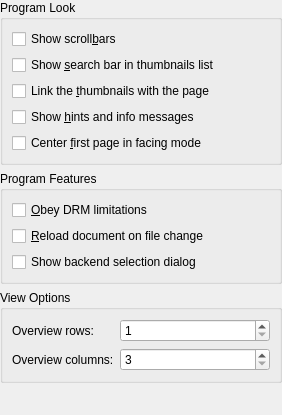
Before: the Qt Designer form conf/dlggeneralbase.ui in KDE/okular, drawn with Qt 5.
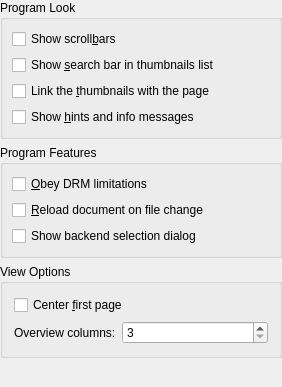
After: the same form once the commit is applied. Icons and pictures are not drawn.

Commit message: Small reordering into the General preferences tab: - move the Center first page in row from the Features to the View options group, and state that it works not only in facing mode - remove the Overview rows, never working

```diff
--- a/conf/dlggeneralbase.ui
+++ b/conf/dlggeneralbase.ui
@@ -6,7 +6,7 @@
     <x>0</x>
     <y>0</y>
     <width>282</width>
-    <height>415</height>
+    <height>387</height>
    </rect>
   </property>
   <property name="windowTitle" >
@@ -16,8 +16,14 @@
    <property name="margin" >
     <number>0</number>
    </property>
-   <property name="spacing" >
-    <number>6</number>
+   <property name="topMargin" >
+    <number>0</number>
+   </property>
+   <property name="rightMargin" >
+    <number>0</number>
+   </property>
+   <property name="bottomMargin" >
+    <number>0</number>
    </property>
    <item>
     <widget class="QGroupBox" name="groupBox" >
@@ -73,13 +79,6 @@
           </property>
          </widget>
         </item>
-        <item>
-         <widget class="QCheckBox" name="kcfg_CenterFirstPageInRow" >
-          <property name="text" >
-           <string>Center &amp;first page in facing mode</string>
-          </property>
-         </widget>
-        </item>
        </layout>
       </item>
       <item>
@@ -93,9 +92,7 @@
         <item>
          <widget class="QLabel" name="pixmapLabel1_2" >
           <property name="sizePolicy" >
-           <sizepolicy>
-            <hsizetype>0</hsizetype>
-            <vsizetype>0</vsizetype>
+           <sizepolicy vsizetype="Fixed" hsizetype="Fixed" >
             <horstretch>0</horstretch>
             <verstretch>0</verstretch>
            </sizepolicy>
@@ -183,9 +180,7 @@
         <item>
          <widget class="QLabel" name="pixmapLabel1_2_2" >
           <property name="sizePolicy" >
-           <sizepolicy>
-            <hsizetype>0</hsizetype>
-            <vsizetype>0</vsizetype>
+           <sizepolicy vsizetype="Fixed" hsizetype="Fixed" >
             <horstretch>0</horstretch>
             <verstretch>0</verstretch>
            </sizepolicy>
@@ -222,26 +217,19 @@
       <string>View Options</string>
      </property>
      <layout class="QVBoxLayout" >
-      <property name="margin" >
-       <number>9</number>
-      </property>
-      <property name="spacing" >
-       <number>6</number>
-      </property>
       <item>
-       <layout class="QGridLayout" >
-        <property name="margin" >
-         <number>0</number>
+       <widget class="QCheckBox" name="kcfg_CenterFirstPageInRow" >
+        <property name="text" >
+         <string>Center &amp;first page</string>
         </property>
-        <property name="spacing" >
-         <number>6</number>
-        </property>
-        <item row="1" column="0" >
+       </widget>
+      </item>
+      <item>
+       <layout class="QHBoxLayout" >
+        <item>
          <widget class="QLabel" name="columnLabel" >
           <property name="sizePolicy" >
-           <sizepolicy>
-            <hsizetype>4</hsizetype>
-            <vsizetype>5</vsizetype>
+           <sizepolicy vsizetype="Preferred" hsizetype="Maximum" >
             <horstretch>0</horstretch>
             <verstretch>0</verstretch>
            </sizepolicy>
@@ -251,22 +239,7 @@
           </property>
          </widget>
         </item>
-        <item row="0" column="0" >
-         <widget class="QLabel" name="rowLabel" >
-          <property name="sizePolicy" >
-           <sizepolicy>
-            <hsizetype>4</hsizetype>
-            <vsizetype>5</vsizetype>
-            <horstretch>0</horstretch>
-            <verstretch>0</verstretch>
-           </sizepolicy>
-          </property>
-          <property name="text" >
-           <string>Overview rows:</string>
-          </property>
-         </widget>
-        </item>
-        <item row="1" column="1" >
+        <item>
          <widget class="QSpinBox" name="kcfg_ViewColumns" >
           <property name="maximum" >
            <number>10</number>
@@ -274,15 +247,8 @@
           <property name="minimum" >
            <number>3</number>
           </property>
-         </widget>
-        </item>
-        <item row="0" column="1" >
-         <widget class="QSpinBox" name="kcfg_ViewRows" >
           <property name="maximum" >
-           <number>6</number>
-          </property>
-          <property name="minimum" >
-           <number>1</number>
+           <number>10</number>
           </property>
          </widget>
         </item>
```
Left out of the diff: 95 changed lines with no effect on the pictures.
